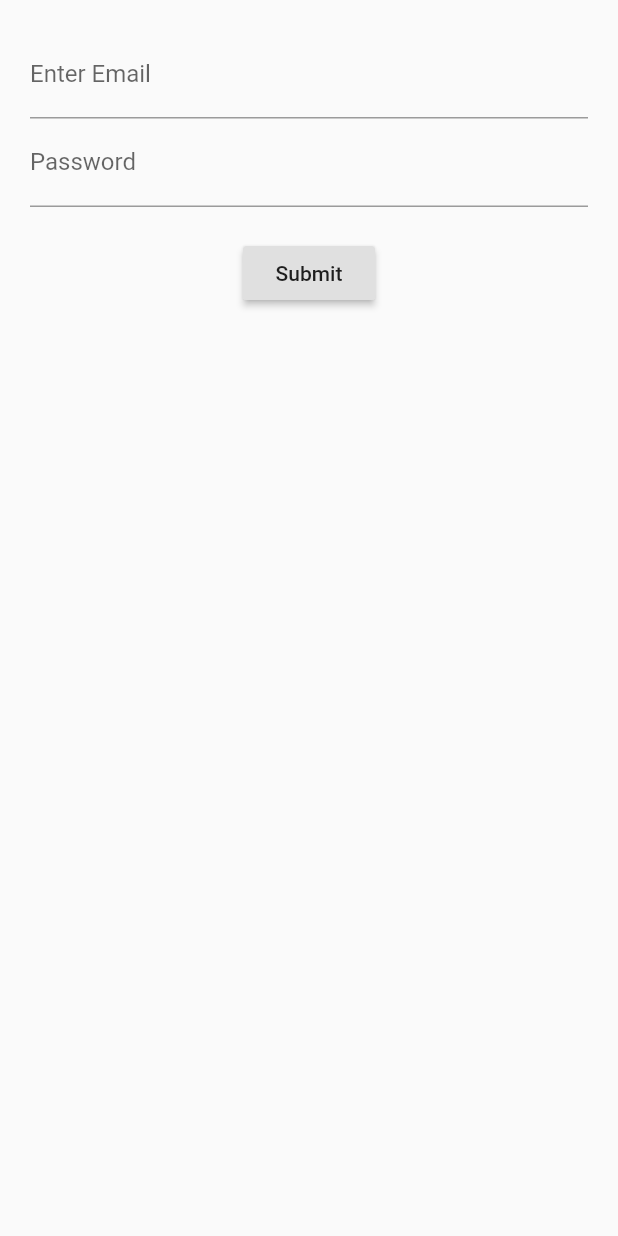
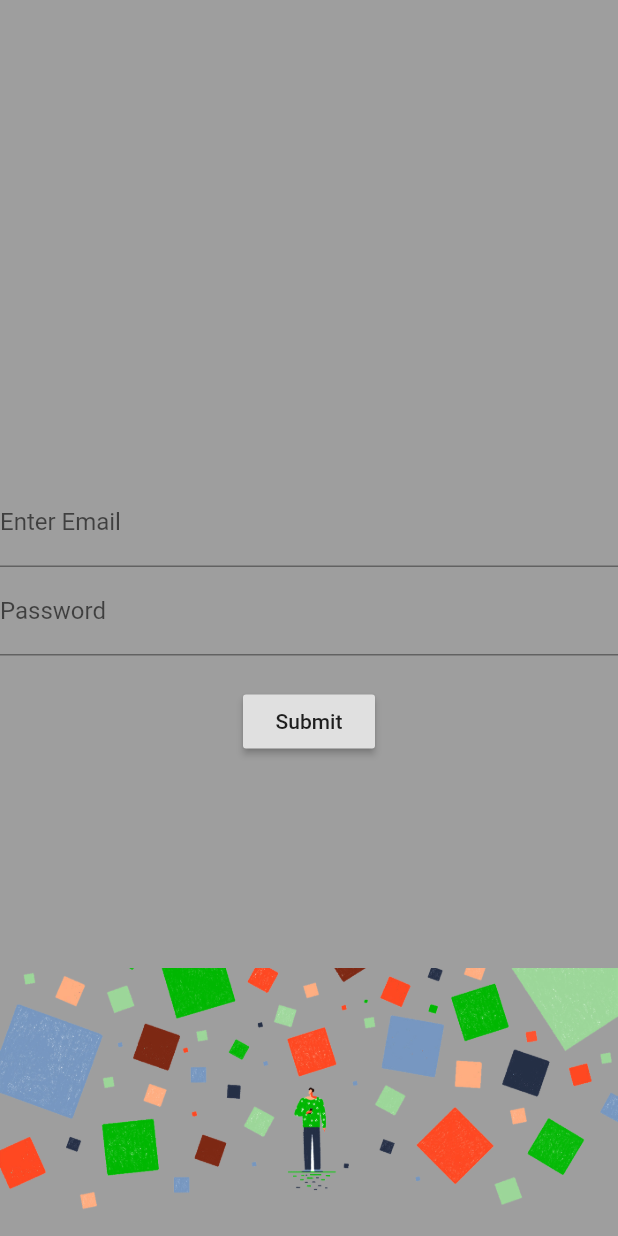
Before and after one commit to bizconfig/ivycpg_product_flutter_mobileapp, a Flutter app: the screen it shows after launch, on a phone screen of 412 x 824 dp. Run offline on Flutter 3.47's test engine with Material 2 defaults, Android fonts, the phone set to English and light mode, and no system bars.

Commit message:
Login layout changes

```diff
--- a/lib/app/app.dart
+++ b/lib/app/app.dart
@@ -5,9 +5,7 @@ class App extends StatelessWidget{
   Widget build(context){
     return MaterialApp(
       title:'Login Me In',
-      home:Scaffold(
-        body:LoginScreen(),
-      ),
+      home:LoginScreen()
     );
   }
 }
--- a/lib/app/controls/ivy-form-control.dart
+++ b/lib/app/controls/ivy-form-control.dart
@@ -1,8 +1,9 @@
 import 'package:flutter/material.dart';
 import '../models/control.dart';
 
-Widget ivyMaterializeTextbox(String labelText, String valueKey,{String hintText = '',bool isPassword = false,TextInputType keybordInputType = TextInputType.text}) {
+Widget ivyMaterializeTextbox(String labelText, TextEditingController _controllerName,{String hintText = '',bool isPassword = false,TextInputType keybordInputType = TextInputType.text}) {
   return TextFormField(
+    controller: _controllerName,
     keyboardType: keybordInputType,
     obscureText: isPassword,
     decoration: InputDecoration(labelText: labelText, hintText: hintText),
@@ -11,9 +12,6 @@ Widget ivyMaterializeTextbox(String labelText, String valueKey,{String hintText
       {
         return 'Please Enter Value';
       }
-    },
-    onSaved: (String value){
-      valueKey=value;
     },
   );
 }
--- a/lib/app/screens/login_screen.dart
+++ b/lib/app/screens/login_screen.dart
@@ -6,27 +6,52 @@ class LoginScreen extends StatefulWidget {
     return LoginScreenState();
   }
 }
-String loginId='',password='';
+
+final TextEditingController _loginIdController = new TextEditingController();
+final TextEditingController _passwordController = new TextEditingController();
+
 class LoginScreenState extends State<LoginScreen> {
-  final formKey=GlobalKey<FormState>();
+  final formKey = GlobalKey<FormState>();
   Widget build(context) {
-    return Container(
-        margin: EdgeInsets.all(20.0),
-        child: Form(
-          key:formKey,
-          child: Column(
-            children: <Widget>[
-              ivyMaterializeTextbox('Enter Email',loginId,hintText:'abc@aa.com',keybordInputType:TextInputType.emailAddress),
-              ivyMaterializeTextbox('Password',password,hintText:'Password',isPassword: true),
-              Container(margin: EdgeInsets.only(top:20.0)),
-              ivyRaisedButton('Submit',FnLogin)
-            ],
-          ),
-        ));
+    return Scaffold(
+      backgroundColor: Colors.grey,
+      body:
+      //  new ListView(
+      //   children:<Widget>[
+          new Stack(
+              children: <Widget>[
+                Positioned.fill(
+                  child: Image.asset(
+                    "images/login_bg.png",
+                    fit: BoxFit.fitWidth,
+                    alignment: Alignment.bottomCenter,
+                  ),
+                ),
+                new Container(
+                  child: new Form(
+                    key: formKey,
+                    child: new Column(
+                      mainAxisAlignment: MainAxisAlignment.center,
+                      children: <Widget>[
+                      ivyMaterializeTextbox('Enter Email', _loginIdController,
+                          hintText: 'abc@aa.com',
+                          keybordInputType: TextInputType.emailAddress),
+                      ivyMaterializeTextbox('Password', _passwordController,
+                          hintText: 'Password', isPassword: true),
+                      Container(margin: EdgeInsets.only(top: 20.0)),
+                      ivyRaisedButton('Submit', FnLogin)
+                    ]),
+                  ),
+                )
+              ],
+            ),
+      //   ],
+      // )
+    );
   }
 }
 
-void FnLogin()
-{
- print('you have entered $loginId and $password');
+void FnLogin() {
+  print(
+      'you have entered ${_loginIdController.text} and ${_passwordController.text}');
 }
--- a/lib/main.dart
+++ b/lib/main.dart
@@ -1,7 +1,4 @@
 import 'package:flutter/material.dart';
 import 'app/app.dart';
 
-void main()
-{
-  runApp(App());
-}
+void main() => runApp(new App());
--- a/pubspec.yaml
+++ b/pubspec.yaml
@@ -40,6 +40,8 @@ flutter:
   # assets:
   #  - images/a_dot_burr.jpeg
   #  - images/a_dot_ham.jpeg
+  assets:
+  - images/login_bg.png
 
   # An image asset can refer to one or more resolution-specific "variants", see
   # https://flutter.io/assets-and-images/#resolution-aware.
```
Also changed, not shown: lib/app/screens/test_app.dart (added, +102 -0 lines), images/login_bg.png (added).
